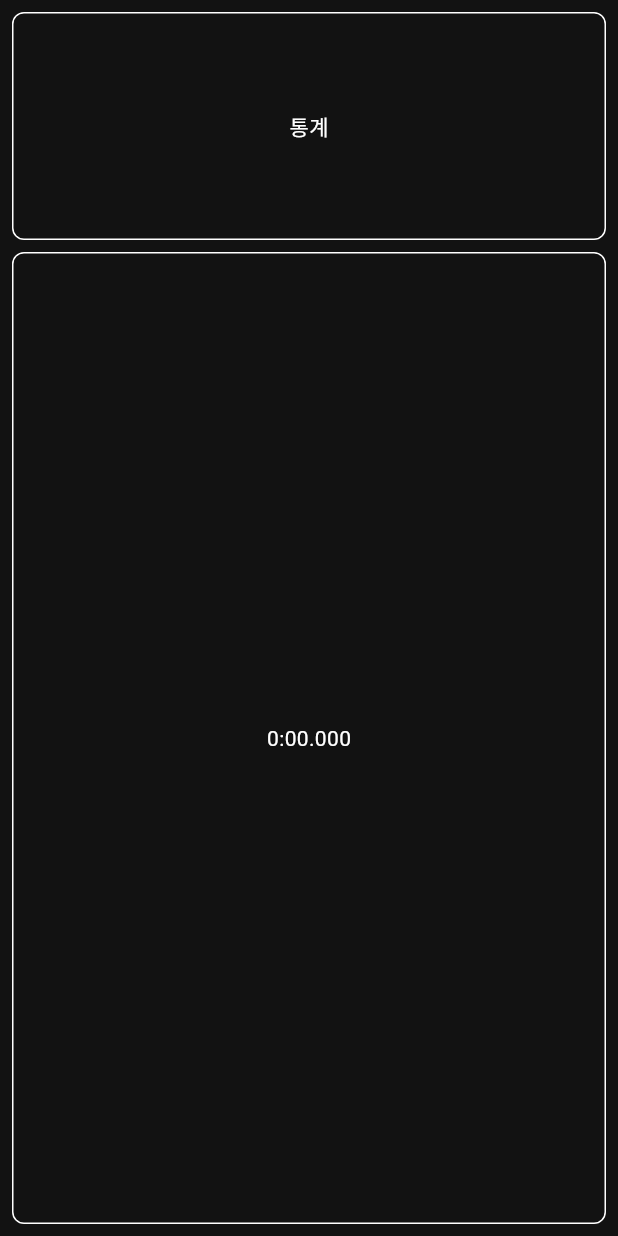
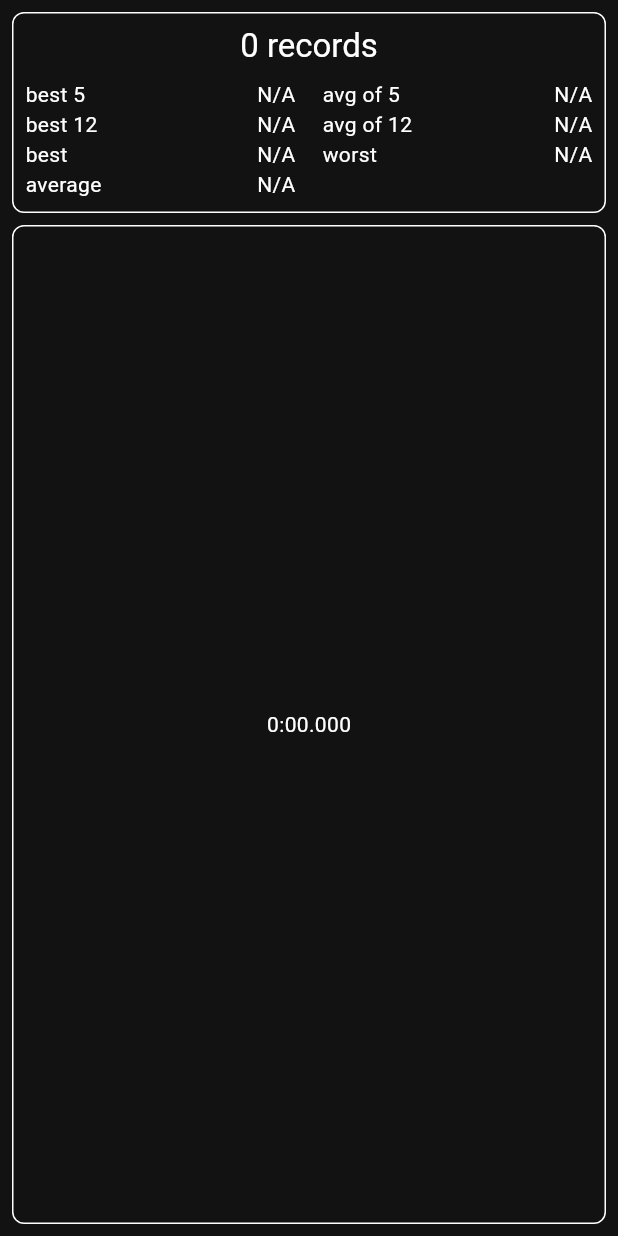
Before and after one commit to hy-cs-team/jbtimer, a Flutter app: the screen it shows after launch, on a phone screen of 412 x 824 dp. Run offline on Flutter 3.47's test engine with Material 2 defaults, Android fonts, the phone set to English and light mode, and no system bars.

Commit message:
Layout for statistics in main page

```diff
--- a/lib/main/statistics.dart
+++ b/lib/main/statistics.dart
@@ -1,17 +1,44 @@
 import 'package:flutter/material.dart';
 import 'package:jbtimer/jb_component.dart';
+import 'package:jbtimer/main/statistics_item.dart';
 
 class Statistics extends StatelessWidget {
   const Statistics({super.key});
 
   @override
   Widget build(BuildContext context) {
-    return const JBComponent(
-      child: SizedBox(
-        height: 150,
-        child: Center(
-          child: Text('통계'),
-        ),
+    return JBComponent(
+      child: Column(
+        children: [
+          const SizedBox(height: 8.0),
+          Center(
+            child: Text(
+              '0 records',
+              style: Theme.of(context).textTheme.titleLarge,
+            ),
+          ),
+          Padding(
+            padding: const EdgeInsets.all(8.0),
+            child: GridView(
+              gridDelegate: const SliverGridDelegateWithFixedCrossAxisCount(
+                crossAxisCount: 2,
+                crossAxisSpacing: 18.0,
+                mainAxisExtent: 20.0,
+              ),
+              shrinkWrap: true,
+              physics: const NeverScrollableScrollPhysics(),
+              children: const [
+                StatisticsItem(name: 'best 5', value: 'N/A'),
+                StatisticsItem(name: 'avg of 5', value: 'N/A'),
+                StatisticsItem(name: 'best 12', value: 'N/A'),
+                StatisticsItem(name: 'avg of 12', value: 'N/A'),
+                StatisticsItem(name: 'best', value: 'N/A'),
+                StatisticsItem(name: 'worst', value: 'N/A'),
+                StatisticsItem(name: 'average', value: 'N/A'),
+              ],
+            ),
+          ),
+        ],
       ),
     );
   }
--- /dev/null
+++ b/lib/main/statistics_item.dart
@@ -0,0 +1,19 @@
+import 'package:flutter/material.dart';
+
+class StatisticsItem extends StatelessWidget {
+  final String name;
+  final String value;
+
+  const StatisticsItem({super.key, required this.name, required this.value});
+
+  @override
+  Widget build(BuildContext context) {
+    return Row(
+      mainAxisAlignment: MainAxisAlignment.spaceBetween,
+      children: [
+        Text(name),
+        Text(value),
+      ],
+    );
+  }
+}
```
